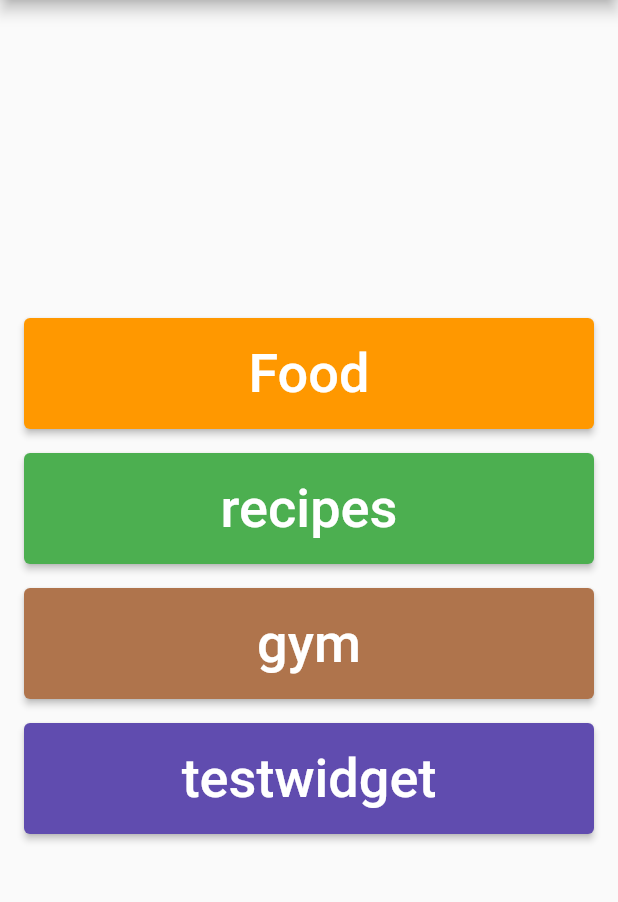
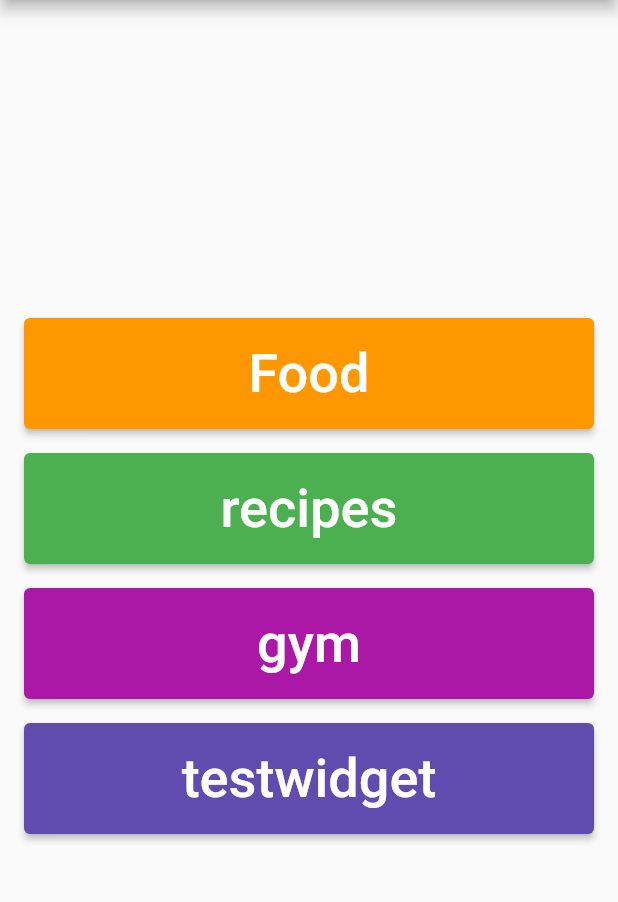
Before and after one commit to Bronziel/gym_and_food_app, a Flutter app: the screen it shows after launch, on a phone screen of 412 x 824 dp, the part 84-986 px from its top. Run offline on Flutter 3.47's test engine with Material 2 defaults, Android fonts, the phone set to English and light mode, and no system bars; our stand-ins replace carousel_slider, flutter_svg.

Commit message:
extraced buttons in main only testwidgetpage left

```diff
--- a/lib/pages/mytest.dart
+++ b/lib/pages/mytest.dart
@@ -2,14 +2,14 @@ import 'package:flutter/material.dart';
 import 'dart:io';
 import 'package:flutter_svg/flutter_svg.dart';
 
-class testwidget extends StatefulWidget {
-  const testwidget({Key? key}) : super(key: key);
+class TestwidgetPage extends StatefulWidget {
+  const TestwidgetPage({Key? key}) : super(key: key);
 
   @override
-  _testwidget createState() => _testwidget();
+  _TestwidgetPage createState() => _TestwidgetPage();
 }
 
-class _testwidget extends State<testwidget> {
+class _TestwidgetPage extends State<TestwidgetPage> {
   @override
   Widget build(BuildContext context) {
     return Scaffold(
--- a/lib/pages/screens/gym.dart
+++ b/lib/pages/screens/gym.dart
@@ -1,16 +1,14 @@
-
-
 import 'package:flutter/material.dart';
 import 'dart:io';
 
-class foodrecpie extends StatefulWidget {
-  const foodrecpie({Key? key}) : super(key: key);
+class GymPage extends StatefulWidget {
+  const GymPage({Key? key}) : super(key: key);
 
   @override
-  _foodrecpieState createState() => _foodrecpieState();
+  _GymPageState createState() => _GymPageState();
 }
 
-class _foodrecpieState extends State<foodrecpie> {
+class _GymPageState extends State<GymPage> {
   @override
   Widget build(BuildContext context) {
     return Scaffold(
--- a/lib/pages/screens/main.dart
+++ b/lib/pages/screens/main.dart
@@ -38,7 +38,42 @@ class LandingPage extends StatelessWidget {
         children: [
           Padding(
             padding: const EdgeInsets.symmetric(horizontal: 16.0),
-            child: ElevatedButton(
+            child: FoodButton(),
+          ),
+          const SizedBox(height: 16.0),
+          Padding(
+            padding: const EdgeInsets.symmetric(horizontal: 16.0),
+            child: RecipelistButton(),
+          ),
+          const SizedBox(height: 16.0),
+          Padding(
+            padding: const EdgeInsets.symmetric(horizontal: 16.0),
+            child: GymButton(),
+          ),
+          const SizedBox(height: 16.0),
+          Padding(
+            padding: const EdgeInsets.symmetric(horizontal: 16.0),
+            child: TestButton(),
+          ),
+        ],
+      ),
+    );
+  }
+}
+
+class FoodButton extends StatelessWidget {
+  final String buttonText;
+  final Color buttonColor;
+
+  const FoodButton({
+    Key? key,
+    this.buttonText = 'Food',
+    this.buttonColor = Colors.orange,
+  }) : super(key: key);
+
+  @override
+  Widget build(BuildContext context) {
+    return ElevatedButton(
       onPressed: () {
         Navigator.push(
           context,
@@ -48,18 +83,61 @@ class LandingPage extends StatelessWidget {
       style: ElevatedButton.styleFrom(
         padding: const EdgeInsets.all(16.0),
         minimumSize: const Size(double.infinity, 64.0),
-                primary: Colors.orange,
+        primary: buttonColor,
       ),
-              child: const Text(
-                'Food',
-                style: TextStyle(fontSize: 36, color: Colors.white),
+      child: Text(
+        buttonText,
+        style: const TextStyle(fontSize: 36, color: Colors.white),
       ),
+    );
+  }
+}
+
+class RecipelistButton extends StatelessWidget {
+  final String buttonText;
+  final Color buttonColor;
+
+  const RecipelistButton({
+    Key? key,
+    this.buttonText = 'recipes',
+    this.buttonColor = Colors.green,
+  }) : super(key: key);
+
+  @override
+  Widget build(BuildContext context) {
+    return ElevatedButton(
+      onPressed: () {
+        Navigator.push(
+          context,
+          MaterialPageRoute(builder: (context) => const RecipelistPage()),
+        );
+      },
+      style: ElevatedButton.styleFrom(
+        padding: const EdgeInsets.all(16.0),
+        minimumSize: const Size(double.infinity, 64.0),
+        primary: buttonColor,
       ),
+      child: Text(
+        buttonText,
+        style: const TextStyle(fontSize: 36, color: Colors.white),
       ),
-          const SizedBox(height: 16.0),
-          Padding(
-            padding: const EdgeInsets.symmetric(horizontal: 16.0),
-            child: ElevatedButton(
+    );
+  }
+}
+
+class GymButton extends StatelessWidget {
+  final String buttonText;
+  final Color buttonColor;
+
+  const GymButton({
+    Key? key,
+    this.buttonText = 'gym',
+    this.buttonColor = const Color.fromARGB(255, 170, 24, 165),
+  }) : super(key: key);
+
+  @override
+  Widget build(BuildContext context) {
+    return ElevatedButton(
       onPressed: () {
         Navigator.push(
           context,
@@ -69,43 +147,28 @@ class LandingPage extends StatelessWidget {
       style: ElevatedButton.styleFrom(
         padding: const EdgeInsets.all(16.0),
         minimumSize: const Size(double.infinity, 64.0),
-                primary: Colors.green,
+        primary: buttonColor,
       ),
-              child: const Text(
-                'recipes',
-                style: TextStyle(fontSize: 36, color: Colors.white),
+      child: Text(
+        buttonText,
+        style: const TextStyle(fontSize: 36, color: Colors.white),
       ),
-            ),
-          ),
-          const SizedBox(height: 16.0),
-          Padding(
-            padding: const EdgeInsets.symmetric(horizontal: 16.0),
-            child: ElevatedButton(
+    );
+  }
+}
+
+class TestButton extends StatelessWidget {
+  const TestButton({
+    super.key,
+  });
+
+  @override
+  Widget build(BuildContext context) {
+    return ElevatedButton(
       onPressed: () {
         Navigator.push(
           context,
-                  MaterialPageRoute(builder: (context) => const foodrecpie()),
-                );
-              },
-              style: ElevatedButton.styleFrom(
-                padding: const EdgeInsets.all(16.0),
-                minimumSize: const Size(double.infinity, 64.0),
-                primary: Color.fromARGB(255, 175, 116, 76),
-              ),
-              child: const Text(
-                'gym',
-                style: TextStyle(fontSize: 36, color: Colors.white),
-              ),
-            ),
-          ),
-          const SizedBox(height: 16.0),
-          Padding(
-            padding: const EdgeInsets.symmetric(horizontal: 16.0),
-            child: ElevatedButton(
-              onPressed: () {
-                Navigator.push(
-                  context,
-                  MaterialPageRoute(builder: (context) => const testwidget()),
+          MaterialPageRoute(builder: (context) => const TestwidgetPage()),
         );
       },
       style: ElevatedButton.styleFrom(
@@ -117,10 +180,6 @@ class LandingPage extends StatelessWidget {
         'testwidget',
         style: TextStyle(fontSize: 36, color: Colors.white),
       ),
-            ),
-          ),
-        ],
-      ),
     );
   }
 }
--- a/lib/pages/screens/recipelistpage.dart
+++ b/lib/pages/screens/recipelistpage.dart
@@ -1,17 +1,16 @@
-
 import 'package:flutter/material.dart';
 import '../recipes/recipe.dart';
 import '../recipes/RecipeDetailsPage.dart';
 import '../recipes/recipe_data.dart' show fetchRecipes, getInitialRecipes;
 
-class GymPage extends StatefulWidget {
-  const GymPage({Key? key}) : super(key: key);
+class RecipelistPage extends StatefulWidget {
+  const RecipelistPage({Key? key}) : super(key: key);
 
   @override
-  _GymPageState createState() => _GymPageState();
+  _RecipelistPageState createState() => _RecipelistPageState();
 }
 
-class _GymPageState extends State<GymPage> {
+class _RecipelistPageState extends State<RecipelistPage> {
   late Future<List<Recipe>> _futureRecipes;
   List<Recipe> initialRecipes = [];
 
```
Lines whose indentation alone changed are shown as unchanged.
